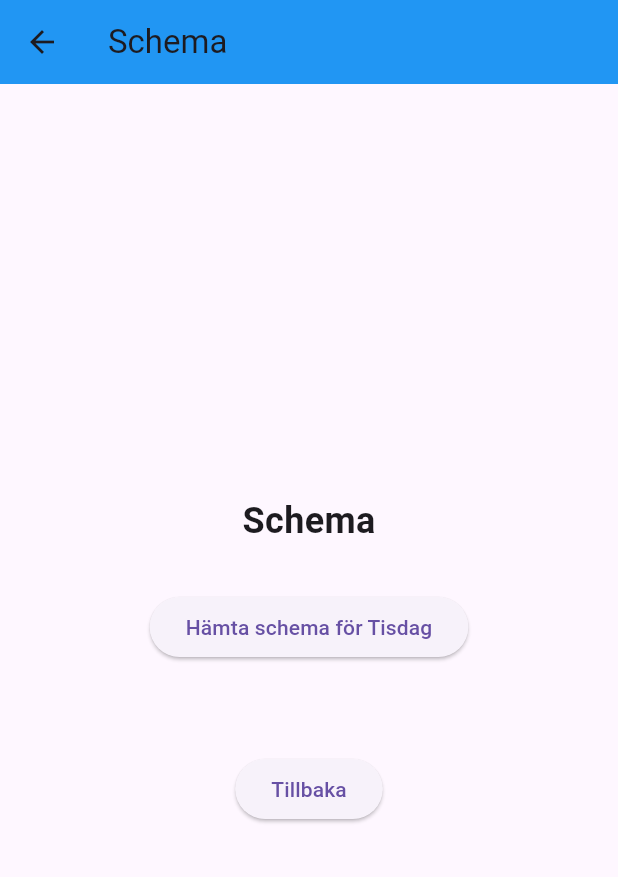
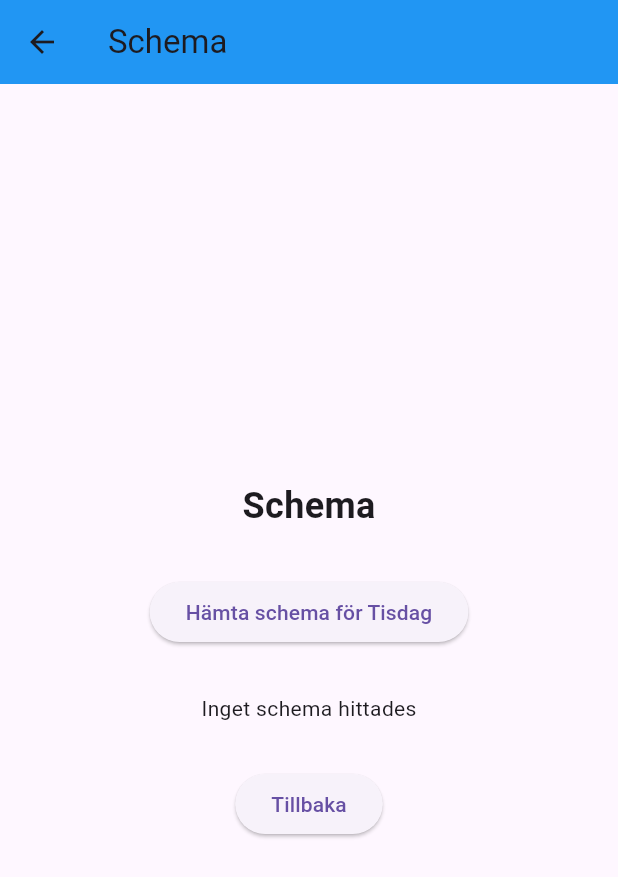
Before and after one commit to liliya12345/Mobilt_java24_Liliya_Sayfutdinova_Flutter_v_3, a Flutter app: the SecondPage screen opened directly, on a phone screen of 412 x 824 dp. Shown: the top 877 px of the screen. Run offline on Flutter 3.47's test engine with Material 3 defaults, Android fonts, the phone set to English and light mode, and no system bars; our stand-ins replace dio, firebase_core, firebase_database, flutter_dotenv, geocoding, geolocator and 1 more; accounts and stored records are empty; network calls fail.

Commit message:
second class

```diff
--- a/lib/main.dart
+++ b/lib/main.dart
@@ -1,10 +1,10 @@
 import 'package:flutter/material.dart';
 import 'package:weather_app/pages/app.dart';
-
+import 'package:firebase_core/firebase_core.dart';
 
 void main() async{
   WidgetsFlutterBinding.ensureInitialized();
-
+  await Firebase.initializeApp();
   runApp(const MyApp());
 }
 
--- a/lib/pages/secondPage.dart
+++ b/lib/pages/secondPage.dart
@@ -1,16 +1,17 @@
 import 'package:flutter/material.dart';
-// import 'package:firebase_database/firebase_database.dart';
+import 'package:firebase_database/firebase_database.dart';
+import 'package:firebase_core/firebase_core.dart';
 
 class SecondPage extends StatelessWidget {
-  // final DatabaseReference _database = FirebaseDatabase.instance.ref();
-  //
-  // Future<Map<String, dynamic>?> getSchema(String day) async {
-  //   final snapshot = await _database.child('Alice').child(day).get();
-  //   if (snapshot.exists) {
-  //     return Map<String, dynamic>.from(snapshot.value as Map);
-  //   }
-  //   return null;
-  // }
+  final DatabaseReference _database = FirebaseDatabase.instance.ref();
+
+  Future<Map<String, dynamic>?> getSchema(String day) async {
+    final snapshot = await _database.child('Alice').child(day).get();
+    if (snapshot.exists) {
+      return Map<String, dynamic>.from(snapshot.value as Map);
+    }
+    return null;
+  }
 
   @override
   Widget build(BuildContext context) {
@@ -40,34 +41,34 @@ class SecondPage extends StatelessWidget {
 
             SizedBox(height: 30),
 
-            // FutureBuilder для отображения асинхронных данных
-            // FutureBuilder<Map<String, dynamic>?>(
-            //   future: getSchema('Tisdag'),
-            //   builder: (context, snapshot) {
-            //     if (snapshot.connectionState == ConnectionState.waiting) {
-            //       return CircularProgressIndicator();
-            //     } else if (snapshot.hasError) {
-            //       return Text('Error: ${snapshot.error}');
-            //     } else if (snapshot.hasData && snapshot.data != null) {
-            //       final data = snapshot.data!;
-            //       // Отображаем данные в удобном формате
-            //       return Column(
-            //         children: [
-            //           Text('Schema för Tisdag:',
-            //               style: TextStyle(fontWeight: FontWeight.bold)),
-            //           SizedBox(height: 10),
-            //           // Пример отображения данных
-            //           Text('Data: ${data.toString()}'),
-            //           // Или более структурированно:
-            //           // for (var entry in data.entries)
-            //           //   Text('${entry.key}: ${entry.value}'),
-            //         ],
-            //       );
-            //     } else {
-            //       return Text('Inget schema hittades');
-            //     }
-            //   },
-            // ),
+
+            FutureBuilder<Map<String, dynamic>?>(
+              future: getSchema('Tisdag'),
+              builder: (context, snapshot) {
+                if (snapshot.connectionState == ConnectionState.waiting) {
+                  return CircularProgressIndicator();
+                } else if (snapshot.hasError) {
+                  return Text('Error: ${snapshot.error}');
+                } else if (snapshot.hasData && snapshot.data != null) {
+                  final data = snapshot.data!;
+                  // Отображаем данные в удобном формате
+                  return Column(
+                    children: [
+                      Text('Schema för Tisdag:',
+                          style: TextStyle(fontWeight: FontWeight.bold)),
+                      SizedBox(height: 10),
+                      // Пример отображения данных
+                      Text('Data: ${data.toString()}'),
+                      // Или более структурированно:
+                      // for (var entry in data.entries)
+                      //   Text('${entry.key}: ${entry.value}'),
+                    ],
+                  );
+                } else {
+                  return Text('Inget schema hittades');
+                }
+              },
+            ),
 
             SizedBox(height: 30),
             ElevatedButton(
--- a/pubspec.yaml
+++ b/pubspec.yaml
@@ -19,9 +19,9 @@ dependencies:
   geocoding: ^4.0.0
   lottie: ^3.3.2
   intl: ^0.20.2
-#  firebase_database:
-#  firebase_core:
-#  firebase_remote_config:
+  firebase_database:
+  firebase_core:
+  firebase_remote_config:
 
 dev_dependencies:
   flutter_test:
```
Also changed, not shown: pubspec.lock, 5 other files.
